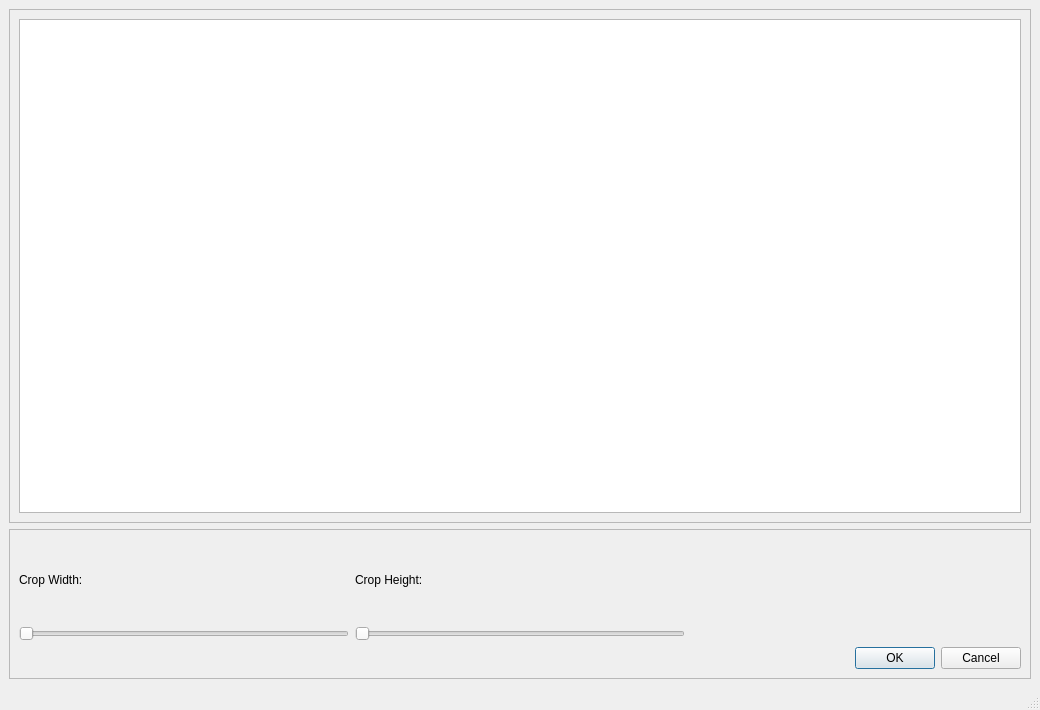
Before: the Qt Designer form editimagewindow.ui in nickdonnelly/horus, drawn with Qt 5.
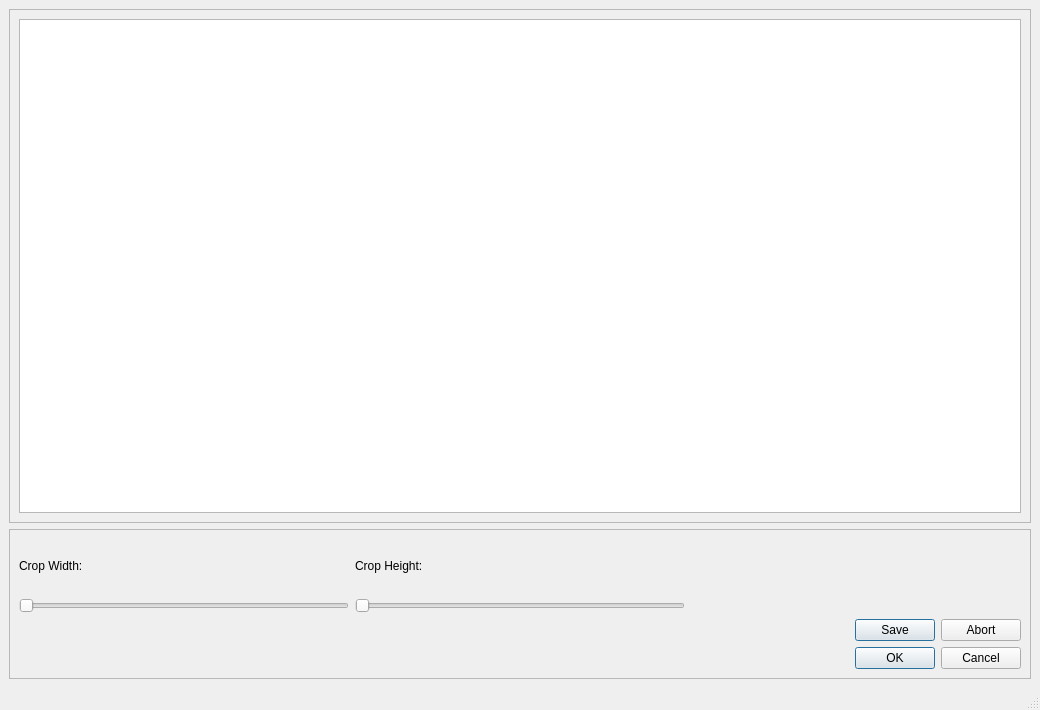
After: the same form once the commit is applied.

```diff
--- a/editimagewindow.ui
+++ b/editimagewindow.ui
@@ -70,7 +70,7 @@
        <enum>QFrame::Raised</enum>
       </property>
       <layout class="QGridLayout" name="gridLayout">
-       <item row="2" column="2">
+       <item row="3" column="2">
         <widget class="QDialogButtonBox" name="btnBox">
          <property name="standardButtons">
           <set>QDialogButtonBox::Cancel|QDialogButtonBox::Ok</set>
@@ -105,6 +105,13 @@
          </property>
         </widget>
        </item>
+       <item row="2" column="2">
+        <widget class="QDialogButtonBox" name="btnBoxConfirm">
+         <property name="standardButtons">
+          <set>QDialogButtonBox::Abort|QDialogButtonBox::Save</set>
+         </property>
+        </widget>
+       </item>
       </layout>
      </widget>
     </item>
```
